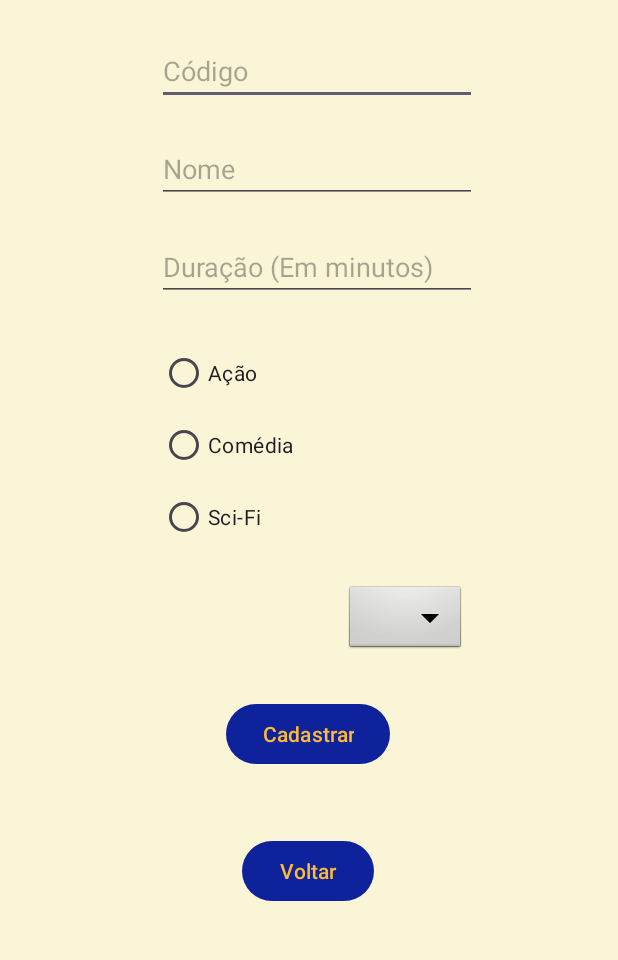
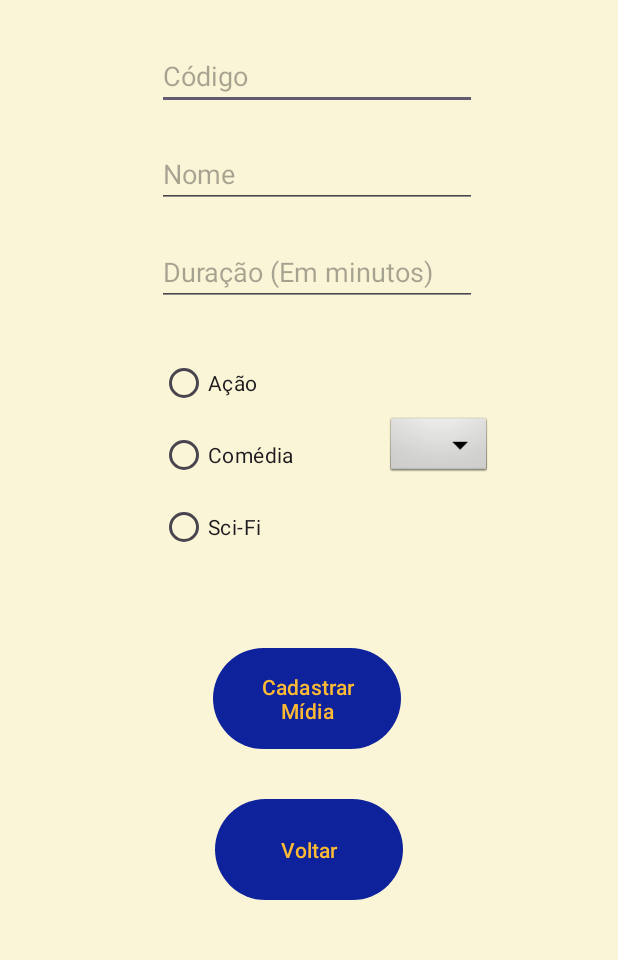
Before and after one commit to YagoGomesDaSilva/Dev_Buster, an Android app: the CreateMedia screen opened directly, with no data from a screen before it, on a phone screen of 412 x 824 dp, the part 101-1061 px from its top. Run offline under Robolectric (Android 15) with nearby library versions, the phone set to English and light mode, and no system bars.

Commit message:
setando e configurando as bases dos layouts

```diff
--- a/app/src/main/java/br/com/god/dev_buster/CRUD/CreateMedia.java
+++ b/app/src/main/java/br/com/god/dev_buster/CRUD/CreateMedia.java
@@ -41,13 +41,13 @@ public class CreateMedia extends AppCompatActivity {
         super.onCreate(savedInstanceState);
         setContentView(R.layout.activity_create_media);
 
-        this.idMedia = findViewById(R.id.idMedia);
-        this.mediaName = findViewById(R.id.mediaName);
-        this.mediaDuration = findViewById(R.id.mediaDuration);
-        this.radioGroup = findViewById(R.id.radioGroup);
-        this.btnRegisterMedia = findViewById(R.id.teste);
-        this.image = findViewById(R.id.imgMedia);
-        this.btnBackCreate = findViewById(R.id.btnBackCreate);
+        this.idMedia = findViewById(R.id.idMediaC);
+        this.mediaName = findViewById(R.id.mediaNameC);
+        this.mediaDuration = findViewById(R.id.mediaDurationC);
+        this.radioGroup = findViewById(R.id.radioGroupU);
+        this.btnRegisterMedia = findViewById(R.id.btnUpdate);
+        this.image = findViewById(R.id.imgMediaC);
+        this.btnBackCreate = findViewById(R.id.btnBackUpdateC);
 
         this.setOnClickListenerRegister(btnRegisterMedia, idMedia, mediaName, mediaDuration, radioGroup, image);
         this.setOnClickListenerImg(image);
--- a/app/src/main/java/br/com/god/dev_buster/CRUD/DeleteMedia.java
+++ b/app/src/main/java/br/com/god/dev_buster/CRUD/DeleteMedia.java
@@ -19,7 +19,7 @@ public class DeleteMedia extends AppCompatActivity {
         super.onCreate(savedInstanceState);
         setContentView(R.layout.activity_delete_media);
 
-        this.btnBackDelete = findViewById(R.id.btnBackDelete);
+        this.btnBackDelete = findViewById(R.id.btnBackDeleteD);
 
         this.setOnClickListenerBack(btnBackDelete);
 
--- a/app/src/main/java/br/com/god/dev_buster/CRUD/ListMedia.java
+++ b/app/src/main/java/br/com/god/dev_buster/CRUD/ListMedia.java
@@ -19,7 +19,7 @@ public class ListMedia extends AppCompatActivity {
         super.onCreate(savedInstanceState);
         setContentView(R.layout.activity_list_media);
 
-        this.btnBackList = findViewById(R.id.btnBackList);
+        this.btnBackList = findViewById(R.id.btnBackListL);
 
         this.setOnClickListenerBack(btnBackList);
 
--- a/app/src/main/java/br/com/god/dev_buster/CRUD/UpdateMedia.java
+++ b/app/src/main/java/br/com/god/dev_buster/CRUD/UpdateMedia.java
@@ -20,7 +20,7 @@ public class UpdateMedia extends AppCompatActivity {
         super.onCreate(savedInstanceState);
         setContentView(R.layout.activity_update_media);
 
-        this.btnBackUpdate = findViewById(R.id.btnBackUpdate);
+        this.btnBackUpdate = findViewById(R.id.btnBackUpdateU);
 
         this.setOnClickListenerBack(btnBackUpdate);
     }
--- a/app/src/main/res/layout/activity_create_media.xml
+++ b/app/src/main/res/layout/activity_create_media.xml
@@ -6,21 +6,6 @@
     android:layout_height="match_parent"
     android:background="#FAF5D6"
     tools:context=".CRUD.CreateMedia">
-
-    <Button
-        android:id="@+id/btnBackCreate"
-        android:layout_width="wrap_content"
-        android:layout_height="wrap_content"
-        android:layout_marginTop="28dp"
-        android:text="@string/Back"
-        android:textColor="@android:color/holo_orange_light"
-        app:backgroundTint="#0E229C"
-        app:layout_constraintBottom_toBottomOf="parent"
-        app:layout_constraintEnd_toEndOf="parent"
-        app:layout_constraintHorizontal_bias="0.498"
-        app:layout_constraintStart_toStartOf="parent"
-        app:layout_constraintTop_toBottomOf="@+id/teste"
-        app:layout_constraintVertical_bias="0.093" />
 
     <TextView
         android:id="@+id/textView3"
@@ -38,20 +23,20 @@
         app:layout_constraintTop_toTopOf="parent" />
 
     <EditText
-        android:id="@+id/idMedia"
+        android:id="@+id/idMediaC"
         android:layout_width="wrap_content"
         android:layout_height="wrap_content"
-        android:layout_marginTop="92dp"
+        android:layout_marginTop="28dp"
         android:ems="10"
         android:hint="@string/mediaIdHint"
-        android:inputType="text"
+        android:inputType="number"
         app:layout_constraintEnd_toEndOf="parent"
         app:layout_constraintHorizontal_bias="0.527"
         app:layout_constraintStart_toStartOf="parent"
-        app:layout_constraintTop_toTopOf="parent" />
+        app:layout_constraintTop_toBottomOf="@+id/textView3" />
 
     <EditText
-        android:id="@+id/mediaName"
+        android:id="@+id/mediaNameC"
         android:layout_width="wrap_content"
         android:layout_height="wrap_content"
         android:layout_marginTop="20dp"
@@ -61,45 +46,45 @@
         app:layout_constraintEnd_toEndOf="parent"
         app:layout_constraintHorizontal_bias="0.527"
         app:layout_constraintStart_toStartOf="parent"
-        app:layout_constraintTop_toBottomOf="@+id/idMedia" />
+        app:layout_constraintTop_toBottomOf="@+id/idMediaC" />
 
     <EditText
-        android:id="@+id/mediaDuration"
+        android:id="@+id/mediaDurationC"
         android:layout_width="wrap_content"
         android:layout_height="wrap_content"
         android:layout_marginTop="20dp"
         android:ems="10"
         android:hint="@string/mediaDurationHint"
-        android:inputType="text"
+        android:inputType="number"
         app:layout_constraintEnd_toEndOf="parent"
         app:layout_constraintHorizontal_bias="0.527"
         app:layout_constraintStart_toStartOf="parent"
-        app:layout_constraintTop_toBottomOf="@+id/mediaName" />
+        app:layout_constraintTop_toBottomOf="@+id/mediaNameC" />
 
     <RadioGroup
-        android:id="@+id/radioGroup"
+        android:id="@+id/radioGroupU"
         android:layout_width="wrap_content"
         android:layout_height="wrap_content"
-        android:layout_marginTop="24dp"
+        app:layout_constraintBottom_toTopOf="@+id/guideline"
         app:layout_constraintEnd_toEndOf="parent"
         app:layout_constraintHorizontal_bias="0.33"
         app:layout_constraintStart_toStartOf="parent"
-        app:layout_constraintTop_toBottomOf="@+id/mediaDuration">
+        app:layout_constraintTop_toBottomOf="@+id/mediaDurationC">
 
         <RadioButton
-            android:id="@+id/actionGenreRadio"
+            android:id="@+id/actionGenreRadioC"
             android:layout_width="match_parent"
             android:layout_height="wrap_content"
             android:text="@string/actionGenreHint" />
 
         <RadioButton
-            android:id="@+id/comedyGenreRadio"
+            android:id="@+id/comedyGenreRadioC"
             android:layout_width="match_parent"
             android:layout_height="wrap_content"
             android:text="@string/comedyGenreHint" />
 
         <RadioButton
-            android:id="@+id/SciFiGenreRadio"
+            android:id="@+id/SciFiGenreRadioC"
             android:layout_width="match_parent"
             android:layout_height="wrap_content"
             android:text="@string/sciFiGenreHint" />
@@ -107,28 +92,54 @@
     </RadioGroup>
 
     <ImageView
-        android:id="@+id/imgMedia"
+        android:id="@+id/imgMediaC"
+        android:layout_width="120dp"
+        android:layout_height="42dp"
+        android:layout_marginEnd="24dp"
+        android:layout_marginBottom="84dp"
+        android:clickable="true"
+        app:layout_constraintBottom_toTopOf="@+id/guideline"
+        app:layout_constraintEnd_toEndOf="parent"
+        app:layout_constraintHorizontal_bias="0.507"
+        app:layout_constraintStart_toEndOf="@+id/radioGroupU"
+        app:srcCompat="@android:drawable/btn_dropdown" />
+
+
+
+
+    <androidx.constraintlayout.widget.Guideline
+        android:id="@+id/guideline"
         android:layout_width="wrap_content"
         android:layout_height="wrap_content"
-        android:layout_marginTop="20dp"
-        android:clickable="true"
-        app:layout_constraintEnd_toEndOf="parent"
-        app:layout_constraintHorizontal_bias="0.694"
-        app:layout_constraintStart_toStartOf="parent"
-        app:layout_constraintTop_toBottomOf="@+id/radioGroup"
-        app:srcCompat="@android:drawable/btn_dropdown" />
+        android:orientation="horizontal"
+        app:layout_constraintGuide_begin="470dp" />
 
     <Button
-        android:id="@+id/teste"
-        android:layout_width="wrap_content"
-        android:layout_height="wrap_content"
-        android:layout_marginTop="28dp"
-        android:text="@string/registerMediaButtonValue"
+        android:id="@+id/btnUpdate"
+        android:layout_width="125dp"
+        android:layout_height="75dp"
+        android:layout_marginTop="25dp"
+        android:text="@string/btn_CreateMedia"
         android:textColor="@android:color/holo_orange_light"
         app:backgroundTint="#0E229C"
         app:layout_constraintEnd_toEndOf="parent"
-        app:layout_constraintHorizontal_bias="0.498"
+        app:layout_constraintHorizontal_bias="0.496"
         app:layout_constraintStart_toStartOf="parent"
-        app:layout_constraintTop_toBottomOf="@+id/imgMedia" />
+        app:layout_constraintTop_toTopOf="@+id/guideline" />
+
+    <Button
+        android:id="@+id/btnBackUpdateC"
+        android:layout_width="125dp"
+        android:layout_height="75dp"
+        android:layout_marginTop="25dp"
+        android:text="@string/Back"
+        android:textColor="@android:color/holo_orange_light"
+        app:backgroundTint="#0E229C"
+        app:layout_constraintBottom_toBottomOf="parent"
+        app:layout_constraintEnd_toEndOf="parent"
+        app:layout_constraintStart_toStartOf="parent"
+        app:layout_constraintTop_toBottomOf="@+id/btnUpdate"
+        app:layout_constraintVertical_bias="0.0" />
+
 
 </androidx.constraintlayout.widget.ConstraintLayout>
```
Also changed, not shown: app/src/main/res/layout/activity_delete_media.xml (+29 -8 lines), app/src/main/res/layout/activity_list_media.xml (+4 -5 lines), app/src/main/res/layout/activity_update_media.xml (+120 -17 lines).
